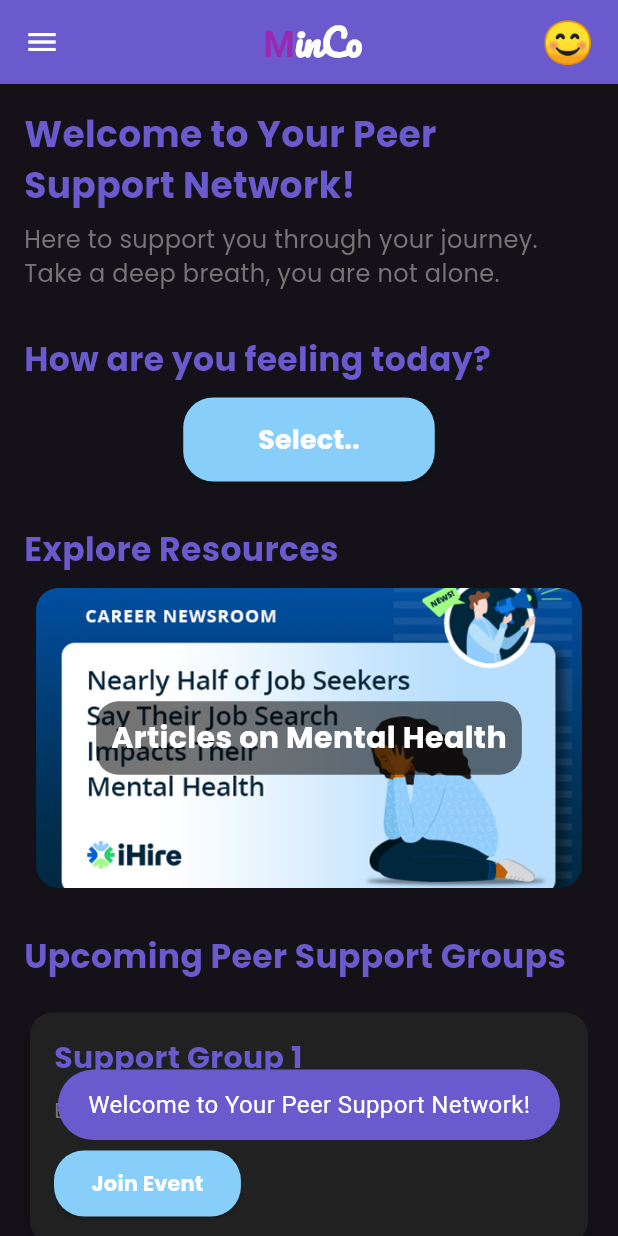
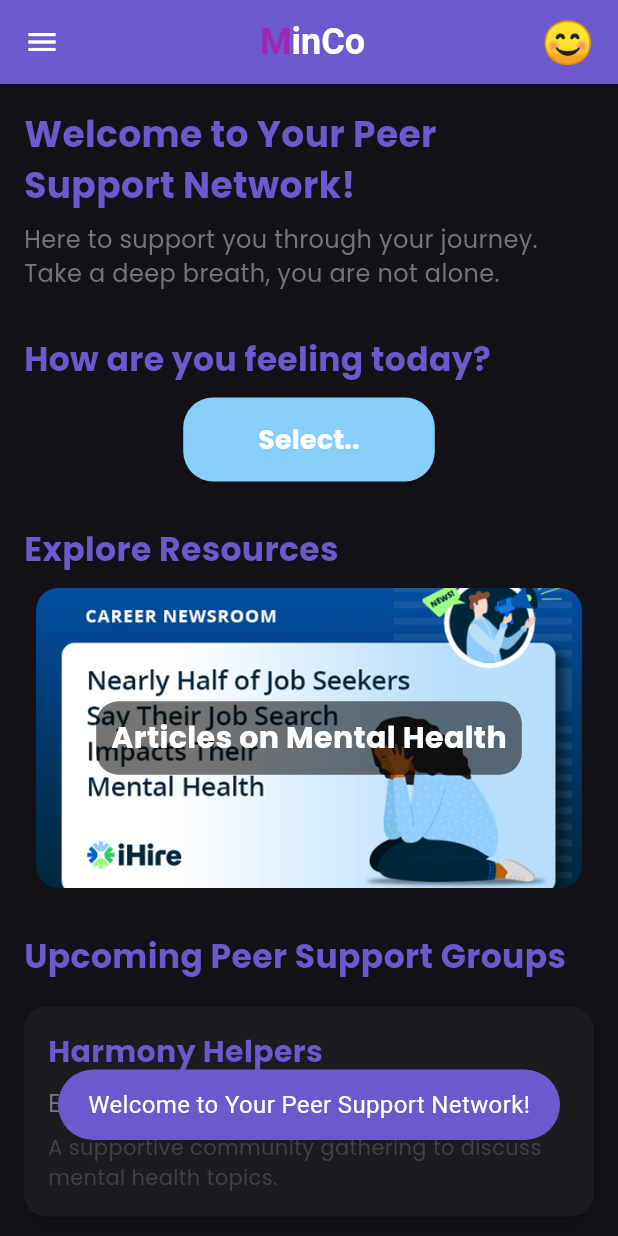
Before and after one commit to aaize/mentalhealth, a Flutter app: the HomeScreen screen opened directly, on a phone screen of 412 x 824 dp. Run offline on Flutter 3.47's test engine with Material 3 defaults, Android fonts, the phone set to English and light mode, and no system bars; our stand-ins replace cloud_firestore, firebase_auth, firebase_core, fl_chart, fluttertoast, google_fonts and 1 more; accounts and stored records are empty.

Commit message:
mentalhealth

```diff
--- a/lib/screens/HomeScreen.dart
+++ b/lib/screens/HomeScreen.dart
@@ -102,7 +102,9 @@ class _HomeScreenState extends State<HomeScreen> {
             children: [
 
               ListTile(
-                title: Text('Mood Tracker'),
+                title: Text('Mood Tracker',
+                  style: TextStyle(fontSize: 18),
+                ),
                 leading: Icon(Icons.emoji_emotions),
                 onTap: () => Navigator.push(
                   context,
@@ -169,7 +171,7 @@ class _HomeScreenState extends State<HomeScreen> {
         title: Center(
           child: RichText(
             text: TextSpan(
-              style: GoogleFonts.pacifico(
+              style: GoogleFonts.gabarito(
                 fontSize: 24,
                 fontWeight: FontWeight.bold,
                 color: Colors.white,
@@ -293,7 +295,7 @@ class _HomeScreenState extends State<HomeScreen> {
               ),
             ),
             SizedBox(height: 10),
-            _eventCard('Support Group 1', 'Every Wednesday at 6 PM','A supportive community gathering to discuss mental health topics.'),
+            _eventCard('Harmony Helpers', 'Every Wednesday at 6 PM','A supportive community gathering to discuss mental health topics.'),
             SizedBox(height: 20),
             _eventCard('Anxiety Support Circle', 'Every Friday at 3 PM','A supportive community gathering to discuss mental health topics.'),
             SizedBox(height: 30),
@@ -353,16 +355,39 @@ class _HomeScreenState extends State<HomeScreen> {
 
   // Event Card Widget
   Widget _eventCard(String eventName, String eventTime, String eventDescription) {
-    return Container(
-      width: double.infinity,
-      margin: EdgeInsets.symmetric(vertical: 8),
+    return GestureDetector(
+      onTap: () {
+        // Navigate to the event details page
+        Navigator.push(
+          context,
+          MaterialPageRoute(
+            builder: (context) => JoinEventScreen(
+              eventName: eventName,
+              eventTime: eventTime,
+              eventDescription: eventDescription,
+            ),
+          ),
+        );
+      },
       child: Card(
         shape: RoundedRectangleBorder(
           borderRadius: BorderRadius.circular(15),
         ),
         elevation: 5,
-        color: Colors.grey[900],
-        child: Padding(
+        margin: EdgeInsets.symmetric(vertical: 8),
+        child: Column(
+          crossAxisAlignment: CrossAxisAlignment.start,
+          children: [
+            /*ClipRRect(
+            borderRadius: BorderRadius.vertical(top: Radius.circular(15)),
+            child: Image.asset(
+              'lib/assets/event_image.jpg', // Replace with your image path
+              width: double.infinity,
+              height: 150,
+              fit: BoxFit.cover,
+            ),
+          ),*/
+            Padding(
               padding: const EdgeInsets.all(16.0),
               child: Column(
                 crossAxisAlignment: CrossAxisAlignment.start,
@@ -375,46 +400,34 @@ class _HomeScreenState extends State<HomeScreen> {
                       color: Color(0xFF6A5ACD),
                     ),
                   ),
-              SizedBox(height: 10),
+                  SizedBox(height: 8),
                   Text(
                     eventTime,
-                style: GoogleFonts.poppins(color: Colors.grey[600]),
-              ),
-              SizedBox(height: 15),
-              ElevatedButton(
-                onPressed: () {
-                  Navigator.push(
-                    context,
-                    MaterialPageRoute(
-                      builder: (context) => JoinEventScreen(
-                        eventName: eventName,
-                        eventTime: eventTime,
-                        eventDescription: eventDescription,
+                    style: GoogleFonts.poppins(
+                      fontSize: 16,
+                      color: Colors.grey[600],
                     ),
                   ),
-                  );
-                },
-                child: Text(
-                  'Join Event',
+                  SizedBox(height: 8),
+                  Text(
+                    eventDescription,
                     style: GoogleFonts.poppins(
-                    color: Colors.white,
-                    fontWeight: FontWeight.bold,
+                      fontSize: 14,
+                      color: Colors.grey[800],
                     ),
+                    maxLines: 2,
+                    overflow: TextOverflow.ellipsis,
                   ),
-                style: ElevatedButton.styleFrom(
-                  backgroundColor: Color(0xFF87CEFA),
-                  padding: EdgeInsets.symmetric(vertical: 12, horizontal: 25),
-                  shape: RoundedRectangleBorder(
-                    borderRadius: BorderRadius.circular(20),
-                  ),
+                ],
               ),
             ),
           ],
         ),
       ),
-      ),
     );
   }
+
+
 
 
   // Contact Card Widget
```
Also changed, not shown: lib/screens/splash.dart (+33 -52 lines). Lines whose indentation alone changed are shown as unchanged.
